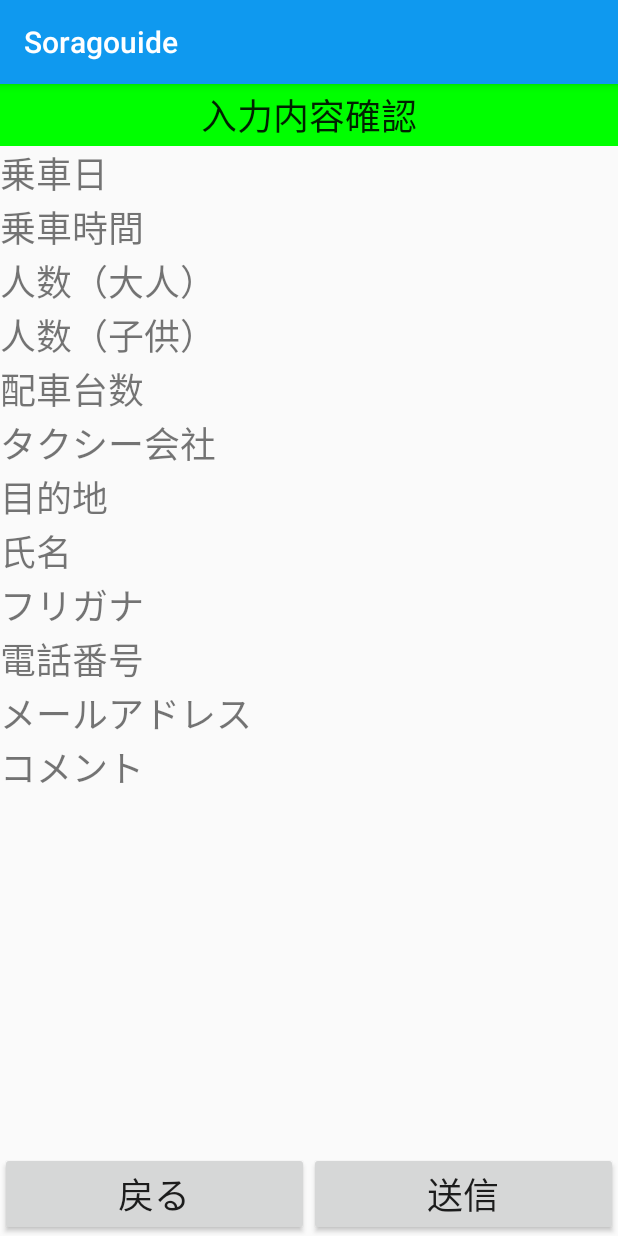
After one commit to Takahiro-matsuno/sora-guide2, an Android app: the TaxiReservationCheckActivity screen opened directly, with no data from a screen before it, on a phone screen of 412 x 824 dp. The commit adds this screen. Run offline under Robolectric (Android 15) with nearby library versions, the phone set to English and light mode, and no system bars.

Commit message:
入力内容確認画面への遷移を追加

```diff
--- a/app/src/main/AndroidManifest.xml
+++ b/app/src/main/AndroidManifest.xml
@@ -31,6 +31,8 @@
         </activity>
         <activity android:name=".TaxiReservationCompActivity">
         </activity>
+        <activity android:name=".TaxiReservationCheckActivity">
+        </activity>
     </application>
 
 </manifest>
--- a/app/src/main/java/com/jalinfotec/kankoannai/TaxiReservationActivity.kt
+++ b/app/src/main/java/com/jalinfotec/kankoannai/TaxiReservationActivity.kt
@@ -6,6 +6,7 @@ import kotlinx.android.synthetic.main.activity_taxi_reservation.*
 import org.jetbrains.anko.startActivity
 import android.widget.DatePicker
 import android.app.DatePickerDialog
+import android.content.Intent
 import java.util.Calendar
 
 
@@ -38,6 +39,18 @@ class TaxiReservationActivity :
         check_tab.setOnClickListener {
             // Myタクシー確認画面へ遷移
             startActivity<MyTaxiActivity>()
+            this.finish()
+        }
+
+        inputConfirmButton.setOnClickListener {
+            //予約内容確認画面へ遷移
+            startActivity<TaxiReservationCheckActivity>(Pair("DAY",editDay.text.toString()),Pair("TIME",time_edit.text.toString()),
+                Pair("ADLT",editNumberAdlt.text.toString()),Pair("CHLD",editNumberChld.text.toString()),
+                Pair("DISP",editDispatchNumber.text.toString()),Pair("TAXI",spinnerTaxi.selectedItem.toString()),
+                Pair("DEST",editDest.text.toString()),Pair("NAME",editName.text.toString()),
+                Pair("KANA",editFurigana.text.toString()),Pair("PHONE",editPhone.text.toString()),
+                Pair("MAIL",editMail.text.toString()),Pair("COMMENT",editComments.text.toString())
+            )
             this.finish()
         }
 
--- /dev/null
+++ b/app/src/main/java/com/jalinfotec/kankoannai/TaxiReservationCheckActivity.kt
@@ -0,0 +1,27 @@
+package com.jalinfotec.kankoannai
+
+import android.support.v7.app.AppCompatActivity
+import android.os.Bundle
+import kotlinx.android.synthetic.main.activity_taxi_reservation_check.*
+
+class TaxiReservationCheckActivity : AppCompatActivity() {
+
+    override fun onCreate(savedInstanceState: Bundle?) {
+        super.onCreate(savedInstanceState)
+        setContentView(R.layout.activity_taxi_reservation_check)
+
+        //予約登録画面からの情報を表示
+        day.text = intent.getStringExtra("DAY")
+        time.text = intent.getStringExtra("TIME")
+        adlt.text = intent.getStringExtra("ADLT")
+        chld.text = intent.getStringExtra("CHLD")
+        disp.text = intent.getStringExtra("DISP")
+        taxi.text = intent.getStringExtra("TAXI")
+        dest.text = intent.getStringExtra("DEST")
+        name.text = intent.getStringExtra("NAME")
+        kana.text = intent.getStringExtra("KANA")
+        phone.text = intent.getStringExtra("PHONE")
+        mail.text = intent.getStringExtra("MAIL")
+        comment.text = intent.getStringExtra("COMMENT")
+    }
+}
--- a/app/src/main/res/layout/activity_taxi_reservation.xml
+++ b/app/src/main/res/layout/activity_taxi_reservation.xml
@@ -59,10 +59,10 @@
                         android:layout_width="197dp"
                         android:layout_height="wrap_content"
                         android:text="@string/rideOnDay"
-                />
+                        android:textSize="@dimen/text_size"/>
                 <EditText
                         android:id="@+id/editDay"
-                        android:layout_width="185dp"
+                        android:layout_width="wrap_content"
                         android:layout_height="wrap_content"
                         android:ems="10"
                         android:inputType="date"
@@ -76,7 +76,7 @@
                         android:layout_width="wrap_content"
                         android:layout_height="wrap_content"
                         android:text="@string/rideOnTime"
-                />
+                        android:textSize="@dimen/text_size"/>
                 <EditText
                         android:id="@+id/time_edit"
                         android:layout_width="wrap_content"
@@ -93,7 +93,7 @@
                         android:layout_width="wrap_content"
                         android:layout_height="wrap_content"
                         android:text="@string/numberOfPeople_ADLT"
-                />
+                        android:textSize="@dimen/text_size"/>
                 <EditText
                         android:id="@+id/editNumberAdlt"
                         android:layout_width="wrap_content"
@@ -109,7 +109,7 @@
                         android:layout_width="wrap_content"
                         android:layout_height="wrap_content"
                         android:text="@string/numberOfPeople_CHLD"
-                />
+                        android:textSize="@dimen/text_size"/>
                 <EditText
                         android:layout_width="wrap_content"
                         android:layout_height="wrap_content"
@@ -125,7 +125,7 @@
                         android:layout_width="wrap_content"
                         android:layout_height="wrap_content"
                         android:text="@string/dispatchNumber"
-                />
+                        android:textSize="@dimen/text_size"/>
                 <EditText
                         android:id="@+id/editDispatchNumber"
                         android:layout_width="wrap_content"
@@ -142,7 +142,7 @@
                         android:layout_width="wrap_content"
                         android:layout_height="wrap_content"
                         android:text="@string/taxiCompany"
-                />
+                        android:textSize="@dimen/text_size"/>
                 <Spinner
                         android:id="@+id/spinnerTaxi"
                         android:layout_width="match_parent"
@@ -158,7 +158,7 @@
                         android:text="@string/destination"
                         android:layout_width="wrap_content"
                         android:layout_height="wrap_content"
-                />
+                        android:textSize="@dimen/text_size"/>
                 <EditText
                         android:id="@+id/editDest"
                         android:layout_width="wrap_content"
@@ -175,7 +175,7 @@
                         android:text="@string/fullName"
                         android:layout_width="wrap_content"
                         android:layout_height="wrap_content"
-                />
+                        android:textSize="@dimen/text_size"/>
                 <EditText
                         android:id="@+id/editName"
                         android:layout_width="wrap_content"
@@ -192,7 +192,7 @@
                         android:layout_width="wrap_content"
                         android:layout_height="wrap_content"
                         android:text="@string/furigana"
-                />
+                        android:textSize="@dimen/text_size"/>
                 <EditText
                         android:id="@+id/editFurigana"
                         android:layout_width="wrap_content"
@@ -209,7 +209,7 @@
                         android:layout_width="wrap_content"
                         android:layout_height="wrap_content"
                         android:text="@string/phoneNumber"
-                />
+                        android:textSize="@dimen/text_size"/>
                 <EditText
                         android:id="@+id/editPhone"
                         android:layout_width="wrap_content"
@@ -226,7 +226,7 @@
                         android:layout_width="wrap_content"
                         android:layout_height="wrap_content"
                         android:text="@string/emailAddress"
-                />
+                        android:textSize="@dimen/text_size"/>
                 <EditText
                         android:id="@+id/editMail"
                         android:layout_width="wrap_content"
@@ -243,7 +243,7 @@
                         android:layout_width="180dp"
                         android:layout_height="wrap_content"
                         android:text="@string/comments"
-                />
+                        android:textSize="@dimen/text_size"/>
                 <EditText
                         android:id="@+id/editComments"
                         android:layout_width="wrap_content"
@@ -260,16 +260,16 @@
             >
                 <Button
                         android:id="@+id/inputClearButton"
-                        android:layout_width="191dp"
+                        android:layout_width="wrap_content"
                         android:layout_height="wrap_content"
                         android:text="@string/clearButton"
-                />
+                        android:textSize="@dimen/text_size"/>
                 <Button
-                        android:id="@+id/inputCoButton"
+                        android:id="@+id/inputConfirmButton"
                         android:layout_width="wrap_content"
                         android:layout_height="wrap_content"
                         android:text="@string/inputConfirmButton"
-                />
+                        android:textSize="@dimen/text_size"/>
             </TableRow>
         </TableLayout>
     </ScrollView>
--- /dev/null
+++ b/app/src/main/res/layout/activity_taxi_reservation_check.xml
@@ -0,0 +1,196 @@
+<?xml version="1.0" encoding="utf-8"?>
+<android.support.constraint.ConstraintLayout xmlns:android="http://schemas.android.com/apk/res/android"
+                                             xmlns:app="http://schemas.android.com/apk/res-auto"
+                                             xmlns:tools="http://schemas.android.com/tools" android:layout_width="match_parent"
+                                             android:layout_height="match_parent">
+
+    <TextView
+            android:text="@string/input_check"
+            android:background="#00FF00"
+            android:layout_width="0dp"
+            android:layout_height="41dp" app:layout_constraintTop_toTopOf="parent"
+            android:id="@+id/textView3"
+            android:textAppearance="@style/TextAppearance.AppCompat.Title" android:gravity="center"
+            android:textSize="@dimen/text_size" app:layout_constraintStart_toStartOf="parent"
+            app:layout_constraintEnd_toEndOf="parent"/>
+    <ScrollView
+            android:layout_width="0dp"
+            android:layout_height="0dp"
+            android:id="@+id/scrollView3" app:layout_constraintEnd_toEndOf="parent"
+            app:layout_constraintStart_toStartOf="parent"
+            app:layout_constraintTop_toBottomOf="@+id/textView3" android:layout_marginBottom="8dp"
+            app:layout_constraintBottom_toTopOf="@+id/linearLayout2">
+
+        <TableLayout
+                android:layout_width="match_parent"
+                android:layout_height="match_parent">
+
+            <TableRow
+                    android:layout_width="match_parent"
+                    android:layout_height="match_parent">
+                <TextView
+                        android:text="@string/rideOnDay"
+                        android:layout_width="210dp"
+                        android:layout_height="wrap_content" android:id="@+id/textView28"
+                        android:textSize="@dimen/text_size"/>
+                <TextView
+                        android:layout_width="199dp"
+                        android:layout_height="wrap_content" android:id="@+id/day"
+                        android:textSize="@dimen/text_size"/>
+            </TableRow>
+            <TableRow
+                    android:layout_width="match_parent"
+                    android:layout_height="match_parent">
+                <TextView
+                        android:text="@string/rideOnTime"
+                        android:layout_width="203dp"
+                        android:layout_height="wrap_content" android:id="@+id/textView30"
+                        android:textSize="@dimen/text_size"/>
+                <TextView
+                        android:layout_width="wrap_content"
+                        android:layout_height="wrap_content" android:id="@+id/time"
+                        android:textSize="@dimen/text_size"/>
+            </TableRow>
+            <TableRow
+                    android:layout_width="match_parent"
+                    android:layout_height="match_parent">
+                <TextView
+                        android:text="@string/numberOfPeople_ADLT"
+                        android:layout_width="wrap_content"
+                        android:layout_height="wrap_content" android:id="@+id/textView33"
+                        android:textSize="@dimen/text_size"/>
+                <TextView
+                        android:layout_width="wrap_content"
+                        android:layout_height="wrap_content" android:id="@+id/adlt"
+                        android:textSize="@dimen/text_size"/>
+            </TableRow>
+            <TableRow
+                    android:layout_width="match_parent"
+                    android:layout_height="match_parent">
+                <TextView
+                        android:text="@string/numberOfPeople_CHLD"
+                        android:layout_width="wrap_content"
+                        android:layout_height="wrap_content" android:id="@+id/textView34"
+                        android:textSize="@dimen/text_size"/>
+                <TextView
+                        android:layout_width="wrap_content"
+                        android:layout_height="wrap_content" android:id="@+id/chld"
+                        android:textSize="@dimen/text_size"/>
+            </TableRow>
+            <TableRow
+                    android:layout_width="match_parent"
+                    android:layout_height="match_parent">
+                <TextView
+                        android:text="@string/dispatchNumber"
+                        android:layout_width="wrap_content"
+                        android:layout_height="wrap_content" android:id="@+id/textView27"
+                        android:textSize="@dimen/text_size"/>
+                <TextView
+                        android:layout_width="wrap_content"
+                        android:layout_height="wrap_content" android:id="@+id/disp"
+                        android:textSize="@dimen/text_size"/>
+            </TableRow>
+            <TableRow
+                    android:layout_width="match_parent"
+                    android:layout_height="match_parent">
+                <TextView
+                        android:text="@string/taxiCompany"
+                        android:layout_width="wrap_content"
+                        android:layout_height="wrap_content" android:id="@+id/textView25"
+                        android:textSize="@dimen/text_size"/>
+                <TextView
+                        android:layout_width="wrap_content"
+                        android:layout_height="wrap_content" android:id="@+id/taxi"
+                        android:textSize="@dimen/text_size"/>
+            </TableRow>
+            <TableRow
+                    android:layout_width="match_parent"
+                    android:layout_height="match_parent">
+                <TextView
+                        android:text="@string/destination"
+                        android:layout_width="wrap_content"
+                        android:layout_height="wrap_content" android:id="@+id/textView23"
+                        android:textSize="@dimen/text_size"/>
+                <TextView
+                        android:layout_width="wrap_content"
+                        android:layout_height="wrap_content" android:id="@+id/dest"
+                        android:textSize="@dimen/text_size"/>
+            </TableRow>
+            <TableRow
+                    android:layout_width="match_parent"
+                    android:layout_height="match_parent">
+                <TextView
+                        android:text="@string/fullName"
+                        android:layout_width="wrap_content"
+                        android:layout_height="wrap_content" android:id="@+id/textView20"
+                        android:textSize="@dimen/text_size"/>
+                <TextView
+                        android:layout_width="wrap_content"
+                        android:layout_height="wrap_content" android:id="@+id/name"
+                        android:textSize="@dimen/text_size"/>
+            </TableRow>
+            <TableRow android:layout_width="match_parent" android:layout_height="match_parent">
+                <TextView
+                        android:text="@string/furigana"
+                        android:layout_width="wrap_content"
+                        android:layout_height="wrap_content" android:id="@+id/textView12"
+                        android:textSize="@dimen/text_size"/>
+                <TextView
+                        android:layout_width="wrap_content"
+                        android:layout_height="wrap_content" android:id="@+id/kana"
+                        android:textSize="@dimen/text_size"/>
+            </TableRow>
+            <TableRow android:layout_width="match_parent" android:layout_height="match_parent">
+                <TextView
+                        android:text="@string/phoneNumber"
+                        android:layout_width="wrap_content"
+                        android:layout_height="wrap_content" android:id="@+id/textView14"
+                        android:textSize="@dimen/text_size"/>
+                <TextView
+                        android:layout_width="wrap_content"
+                        android:layout_height="wrap_content" android:id="@+id/phone"
+                        android:textSize="@dimen/text_size"/>
+            </TableRow>
+            <TableRow android:layout_width="match_parent" android:layout_height="match_parent">
+                <TextView
+                        android:text="@string/emailAddress"
+                        android:layout_width="191dp"
+                        android:layout_height="wrap_content" android:id="@+id/textView16"
+                        android:textSize="@dimen/text_size"/>
+                <TextView
+                        android:layout_width="wrap_content"
+                        android:layout_height="wrap_content" android:id="@+id/mail"
+                        android:textSize="@dimen/text_size"/>
+            </TableRow>
+            <TableRow android:layout_width="match_parent" android:layout_height="match_parent">
+                <TextView
+                        android:text="@string/comments"
+                        android:layout_width="195dp"
+                        android:layout_height="wrap_content" android:id="@+id/textView18"
+                        android:textSize="@dimen/text_size"/>
+                <TextView
+                        android:layout_width="match_parent"
+                        android:layout_height="wrap_content" android:id="@+id/comment"
+                        android:textSize="@dimen/text_size"/>
+            </TableRow>
+        </TableLayout>
+    </ScrollView>
+    <LinearLayout
+            android:orientation="horizontal"
+            android:layout_width="0dp"
+            android:layout_height="wrap_content"
+            app:layout_constraintStart_toStartOf="parent"
+            app:layout_constraintEnd_toEndOf="parent"
+            app:layout_constraintBottom_toBottomOf="parent" android:id="@+id/linearLayout2">
+        <Button
+                android:text="@string/backButton"
+                android:layout_width="wrap_content"
+                android:layout_height="wrap_content" android:id="@+id/button5" android:layout_weight="1"
+                android:textSize="@dimen/text_size"/>
+        <Button
+                android:text="@string/sendButton"
+                android:layout_width="wrap_content"
+                android:layout_height="wrap_content" android:id="@+id/button4" android:layout_weight="1"
+                android:textSize="@dimen/text_size"/>
+    </LinearLayout>
+</android.support.constraint.ConstraintLayout>
--- a/app/src/main/res/values/arrays.xml
+++ b/app/src/main/res/values/arrays.xml
@@ -2,8 +2,8 @@
 <resources>
     <string-array name="taxiCompany">
         <item>タクシー会社を選択</item>
-        <item>松山第一交通</item>
-        <item>愛媛近鉄タクシー</item>
-        <item>新交通タクシー</item>
+        <item>東讃交通</item>
+        <item>高松無線タクシー</item>
+        <item>大川タクシー</item>
     </string-array>
 </resources>
--- a/app/src/main/res/values/strings.xml
+++ b/app/src/main/res/values/strings.xml
@@ -26,4 +26,7 @@
     <string name="comments">コメント</string>
     <string name="clearButton">クリア</string>
     <string name="inputConfirmButton">入力確認</string>
+    <string name="input_check">入力内容確認</string>
+    <string name="sendButton">送信</string>
+    <string name="backButton">戻る</string>
 </resources>
```
